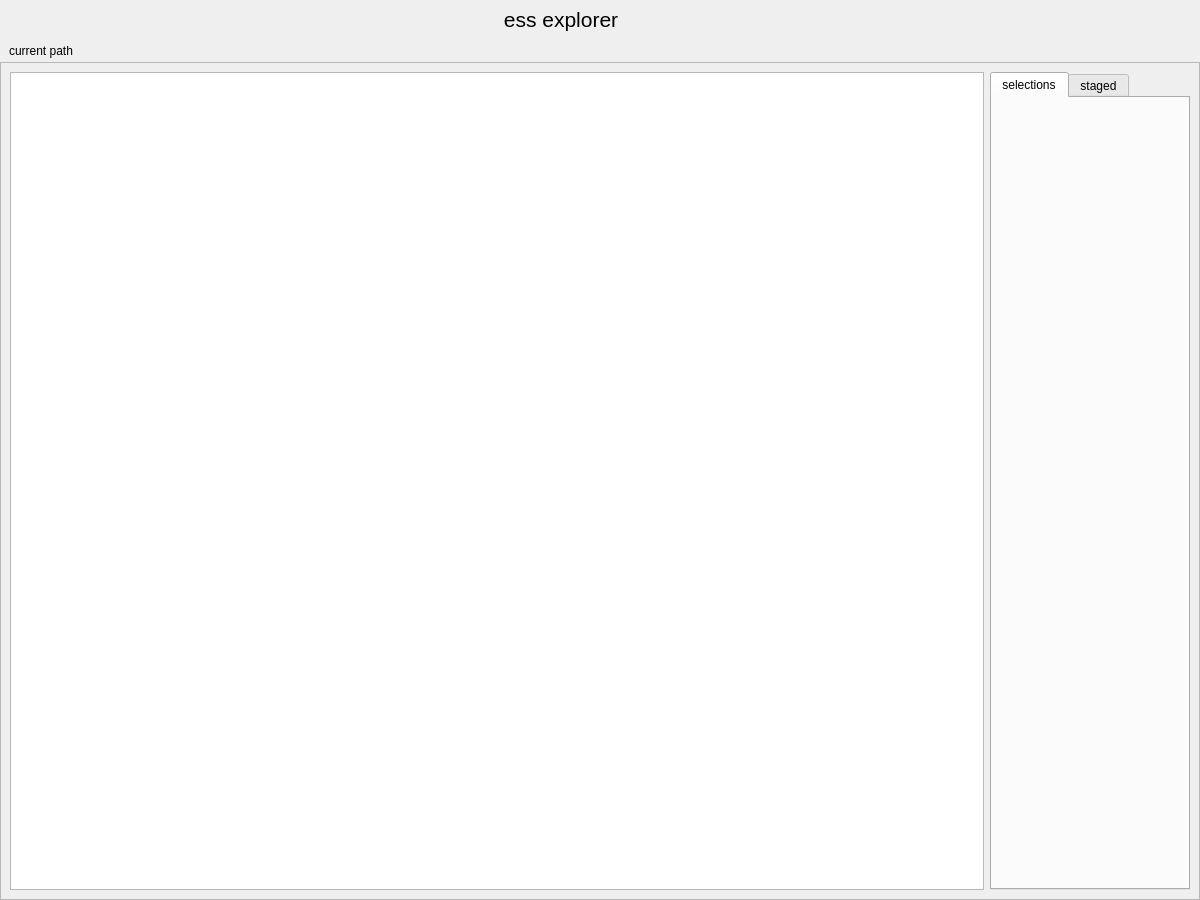
Qt form essexp/ui/exp.ui (Devecor/ess) before a commit.
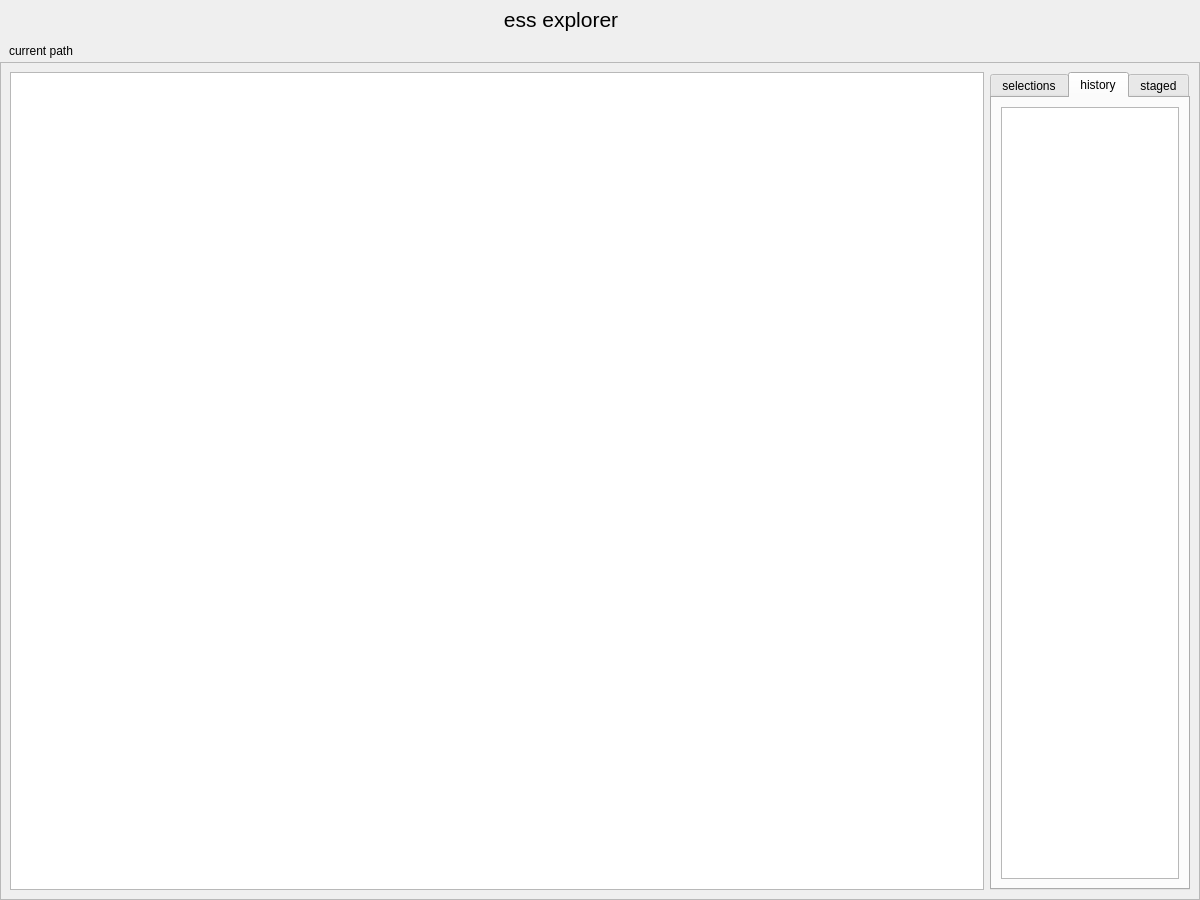
The same form after that commit. Icons and pictures are not drawn.

```diff
--- a/essexp/ui/exp.ui
+++ b/essexp/ui/exp.ui
@@ -466,13 +466,23 @@
           </size>
          </property>
          <property name="currentIndex">
-          <number>0</number>
+          <number>1</number>
          </property>
          <widget class="QWidget" name="selections">
           <attribute name="title">
            <string>selections</string>
           </attribute>
          </widget>
+         <widget class="QWidget" name="tab">
+          <attribute name="title">
+           <string>history</string>
+          </attribute>
+          <layout class="QVBoxLayout" name="verticalLayout_2">
+           <item>
+            <widget class="QListView" name="lv_history"/>
+           </item>
+          </layout>
+         </widget>
          <widget class="QWidget" name="staged">
           <attribute name="title">
            <string>staged</string>
```
